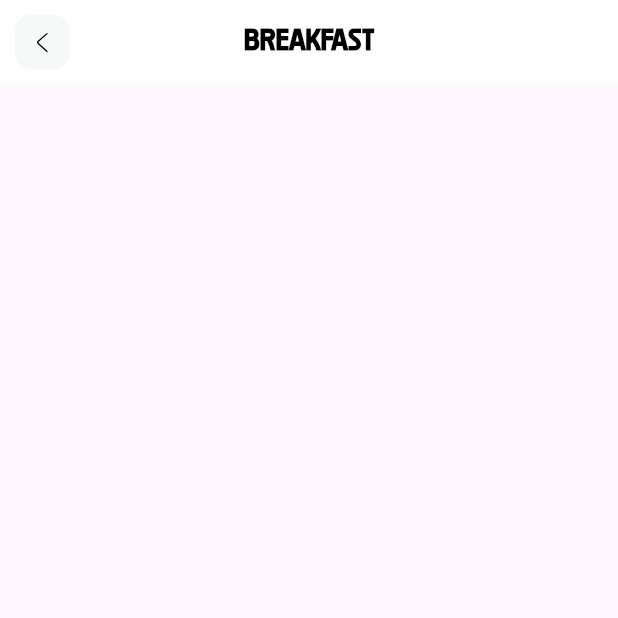
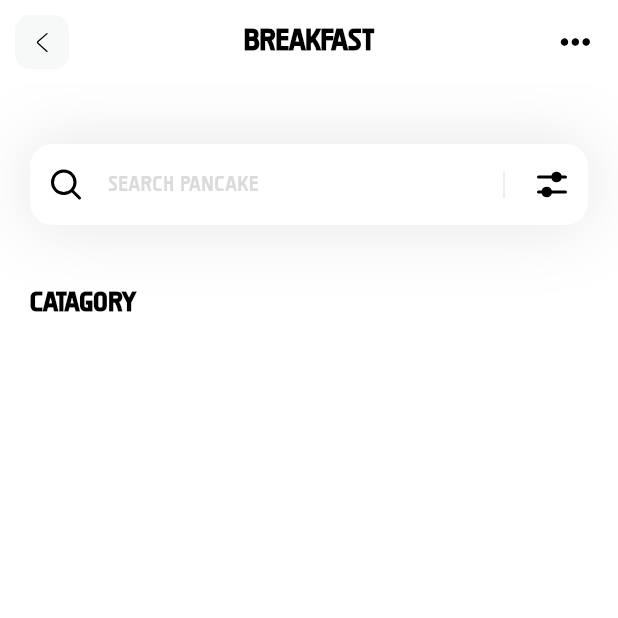
Before and after one commit to CekiDesu/fitness-flutter, a Flutter app: the screen it shows after launch, on a phone screen of 412 x 824 dp, the top half of it. Run offline on Flutter 3.47's test engine with Material 3 defaults, Android fonts, the phone set to English and light mode, and no system bars; our stand-ins replace flutter_svg.

Commit message:
1st update

```diff
--- a/lib/pages/home.dart
+++ b/lib/pages/home.dart
@@ -1,12 +1,93 @@
 import 'package:flutter/material.dart';
 import 'package:flutter_svg/svg.dart';
+
 class HomePage extends StatelessWidget {
   const HomePage({super.key});
 
   @override
   Widget build(BuildContext context) {
     return Scaffold(
-      appBar: AppBar(
+      appBar: appBar(),
+      backgroundColor: Colors.white,
+      body: Column(
+        crossAxisAlignment: CrossAxisAlignment.start,
+        children: [
+          _searchField(),
+          SizedBox(height: 40),
+          Column(
+            children: [
+              Padding(
+                padding: const EdgeInsets.only(left: 20),
+                child: Text(
+                  'Catagory',
+                  style: TextStyle(
+                    color: Colors.black,
+                    fontSize: 18,
+                    fontWeight: FontWeight.w600,
+                  ),
+                ),
+              ),
+            ],
+          ),
+        ],
+      ),
+    );
+  }
+
+  Container _searchField() {
+    return Container(
+      margin: EdgeInsets.only(top: 40, right: 20, left: 20),
+      decoration: BoxDecoration(
+        boxShadow: [
+          BoxShadow(
+            color: Color(0xff1D1617).withAlpha(28),
+            blurRadius: 40,
+            spreadRadius: 0.0,
+          ),
+        ],
+      ),
+      child: TextField(
+        decoration: InputDecoration(
+          filled: true,
+          hintText: 'Search Pancake',
+          hintStyle: TextStyle(color: Color(0xffDDDADA), fontSize: 14),
+          fillColor: Colors.white,
+          contentPadding: EdgeInsets.all(15),
+          prefixIcon: Padding(
+            padding: const EdgeInsets.all(12),
+            child: SvgPicture.asset('assets/icons/search.svg'),
+          ),
+          suffixIcon: Container(
+            width: 100,
+            child: IntrinsicHeight(
+              child: Row(
+                mainAxisAlignment: MainAxisAlignment.end,
+                children: [
+                  VerticalDivider(
+                    color: const Color.fromARGB(255, 28, 27, 27),
+                    indent: 15,
+                    endIndent: 15,
+                    thickness: 0.1,
+                  ),
+                  Padding(
+                    padding: const EdgeInsets.all(12),
+                    child: SvgPicture.asset('assets/icons/filter.svg'),
+                  ),
+                ],
+              ),
+            ),
+          ),
+          border: OutlineInputBorder(
+            borderRadius: BorderRadius.circular(15),
+            borderSide: BorderSide.none,
+          ),
+        ),
+      ),
+    );
+  }
+
+  AppBar appBar() {
+    return AppBar(
       title: Text(
         'Breakfast',
         style: TextStyle(
@@ -23,15 +104,29 @@ class HomePage extends StatelessWidget {
         alignment: Alignment.center,
         decoration: BoxDecoration(
           color: Color(0xffF7F8F8),
-            borderRadius: BorderRadius.circular(10)
+          borderRadius: BorderRadius.circular(10),
+        ),
+        child: SvgPicture.asset('assets/icons/back.svg', height: 20, width: 20),
+      ),
+      actions: [
+        GestureDetector(
+          onTap: () {},
+          child: Container(
+            margin: EdgeInsets.all(10),
+            alignment: Alignment.center,
+            width: 37,
+            decoration: BoxDecoration(
+              color: Colors.white,
+              borderRadius: BorderRadius.circular(10),
             ),
             child: SvgPicture.asset(
-            'assets/icons/back.svg',
+              'assets/icons/option.svg',
               height: 20,
               width: 20,
             ),
           ),
-      )
+        ),
+      ],
     );
   }
 }
```
Also changed, not shown: assets/icons/filter.svg (added), assets/icons/search.svg (added), 2 other files. Lines whose indentation alone changed are shown as unchanged.
